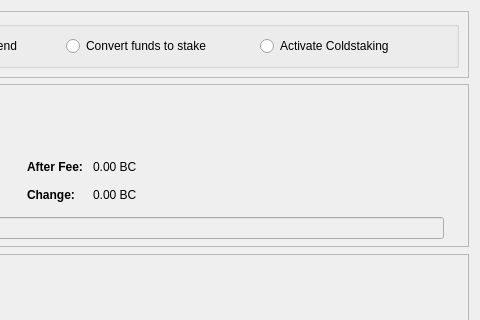
The window that src/qt/forms/stakingdialog.ui (Bitcoin-Confidential/BitcoinC-Core) describes before a commit, drawn with Qt 5; both pictures show x 354 to 834 and y 0 to 320 of the 834 by 1138 pixel window.
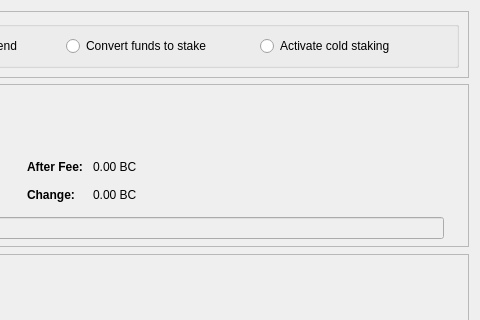
The same window after the commit. Icons and pictures are not drawn. Custom widgets are drawn as their Qt base class.

Commit message: Staking tab changes

What changed in the file:
```diff
--- a/src/qt/forms/stakingdialog.ui
+++ b/src/qt/forms/stakingdialog.ui
@@ -59,7 +59,7 @@
          <item>
           <widget class="QRadioButton" name="radioColdStaking">
            <property name="text">
-            <string>Activate Coldstaking</string>
+            <string>Activate cold staking</string>
            </property>
           </widget>
          </item>
```
The commit also changes 3 other files.
